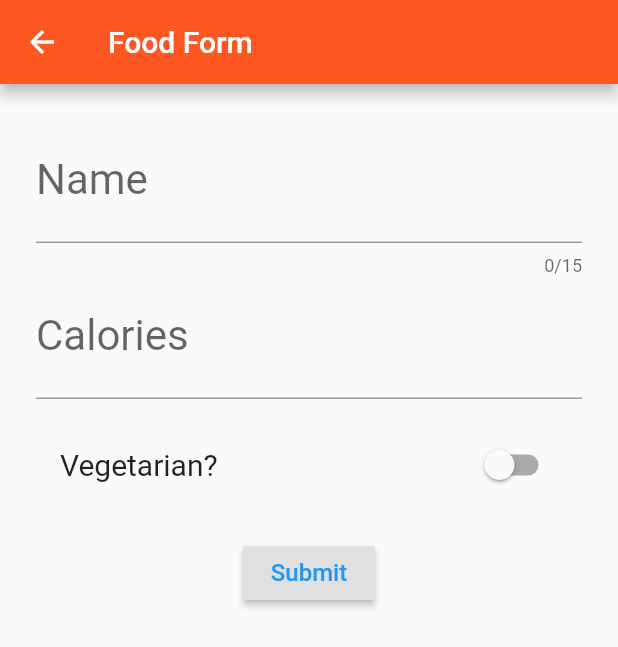
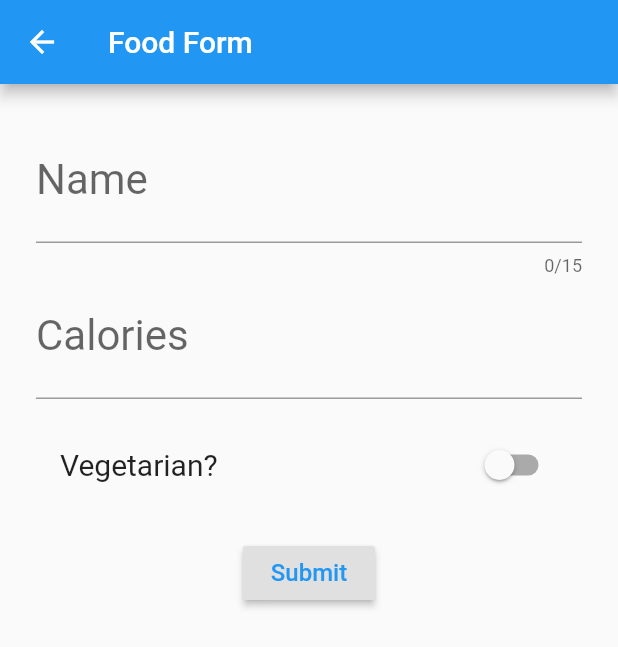
Before and after one commit to esmaeil-ahmadipour/Flutter_BlocPattern, a Flutter app: the screen it shows after launch, after a tap on the "add" icon, on a phone screen of 412 x 824 dp. Shown: the top 647 px of the screen. Run offline on Flutter 3.47's test engine with Material 2 defaults, Android fonts, the phone set to English and light mode, and no system bars; our stand-ins replace bloc, equatable, flutter_bloc, sqflite; accounts and stored records are empty.

Commit message:
commit> Add Theme (Convert App To MultiBloc)

```diff
--- a/lib/home_page.dart
+++ b/lib/home_page.dart
@@ -5,6 +5,7 @@ import 'package:flutterblocsqflite/event/delete_food.dart';
 import 'package:flutterblocsqflite/event/set_foods.dart';
 import 'package:flutterblocsqflite/food_form.dart';
 import 'package:flutterblocsqflite/model/food_model.dart';
+import 'package:flutterblocsqflite/ui/themes/settings_page.dart';
 
 import 'bloc/food_bloc.dart';
 
@@ -62,8 +63,22 @@ class _HomePageState extends State<HomePage> {
 
   @override
   Widget build(BuildContext context) {
+   String _title = "Food List";
     return Scaffold(
-      appBar: AppBar(title: Text("Food List")),
+      appBar: AppBar(
+          title: Text(_title),
+        actions: <Widget>[
+          InkWell(child: Icon(Icons.settings , color: Colors.white,) , onTap: (){
+            Navigator.of(context).push(
+              MaterialPageRoute(
+                  builder: (context) => SettingsPage(
+                    title: _title,
+                  )),
+            );
+          },),
+        ],
+
+      ),
       body: Container(
         child: BlocConsumer<FoodBloc, List<Food>>(
           builder: (context, foodList) {
--- a/lib/main.dart
+++ b/lib/main.dart
@@ -2,6 +2,7 @@ import 'package:flutter/material.dart';
 import 'package:flutter_bloc/flutter_bloc.dart';
 import 'package:flutterblocsqflite/bloc/food_bloc.dart';
 import 'package:flutterblocsqflite/home_page.dart';
+import 'package:flutterblocsqflite/ui/themes/bloc/theme_bloc.dart';
 
 void main() => runApp(MainPage());
 
@@ -10,13 +11,20 @@ class MainPage extends StatelessWidget {
   Widget build(BuildContext context) {
     return BlocProvider<FoodBloc>(
       create: (context) => FoodBloc(),
-      child: MaterialApp(
-        title: 'Sqflite Tutorial',
-        theme: ThemeData(
-          primarySwatch: Colors.deepOrange,
+      child: BlocProvider(
+        create: (context) => ThemeBloc(),
+        child: BlocBuilder<ThemeBloc, ThemeState>(
+          builder: _buildWithTheme,
         ),
-        home: HomePage(),
       ),
     );
   }
+
+  Widget _buildWithTheme(BuildContext context, ThemeState state) {
+    return MaterialApp(
+      title: 'Flutter Demo',
+      theme: state.themeData,
+      home: HomePage(),
+    );
+  }
 }
--- /dev/null
+++ b/lib/ui/themes/app_themes.dart
@@ -0,0 +1,11 @@
+import 'package:flutter/cupertino.dart';
+import 'package:flutter/material.dart';
+
+enum AppTheme { GreenLight, GreenDark, BlueLight, BlueDark }
+
+final appThemeData = {
+  AppTheme.BlueLight: ThemeData( brightness: Brightness.light , primaryColor: Colors.blue),
+  AppTheme.BlueDark: ThemeData( brightness: Brightness.dark , primaryColor: Colors.blue[700]),
+  AppTheme.GreenLight: ThemeData( brightness: Brightness.light , primaryColor: Colors.green),
+  AppTheme.GreenDark: ThemeData( brightness: Brightness.dark , primaryColor: Colors.green[700]),
+};
--- /dev/null
+++ b/lib/ui/themes/bloc/theme_bloc.dart
@@ -0,0 +1,24 @@
+import 'dart:async';
+
+import 'package:bloc/bloc.dart';
+import 'package:equatable/equatable.dart';
+import 'package:flutter/material.dart';
+import 'package:flutterblocsqflite/ui/themes/app_themes.dart';
+
+part 'theme_event.dart';
+
+part 'theme_state.dart';
+
+class ThemeBloc extends Bloc<ThemeEvent, ThemeState> {
+  @override
+  ThemeState get initialState => ThemeInitial(appThemeData[AppTheme.BlueLight]);
+
+  @override
+  Stream<ThemeState> mapEventToState(
+    ThemeEvent event,
+  ) async* {
+    if (event is ThemeChanged) {
+      yield ThemeInitial(appThemeData[event.theme]);
+    }
+  }
+}
--- /dev/null
+++ b/lib/ui/themes/bloc/theme_event.dart
@@ -0,0 +1,16 @@
+part of 'theme_bloc.dart';
+
+abstract class ThemeEvent extends Equatable {
+  const ThemeEvent();
+}
+
+class ThemeChanged extends ThemeEvent {
+  final AppTheme theme;
+
+  ThemeChanged({@required this.theme});
+
+  @override
+  // TODO: implement props
+  List<Object> get props => [theme];
+
+}
--- /dev/null
+++ b/lib/ui/themes/bloc/theme_state.dart
@@ -0,0 +1,14 @@
+part of 'theme_bloc.dart';
+
+abstract class ThemeState extends Equatable {
+  final ThemeData themeData;
+
+  ThemeState({this.themeData});
+}
+
+class ThemeInitial extends ThemeState {
+  ThemeInitial(ThemeData themeData) : super(themeData : themeData);
+
+  @override
+  List<Object> get props => [themeData];
+}
--- a/pubspec.yaml
+++ b/pubspec.yaml
@@ -21,6 +21,7 @@ dependencies:
     sdk: flutter
 
   sqflite: ^1.3.0
+  equatable: ^1.1.1
   flutter_bloc: ^3.2.0
   path: ^1.6.4
 
```
Also changed, not shown: lib/ui/themes/settings_page.dart (added, +39 -0 lines), pubspec.lock.
